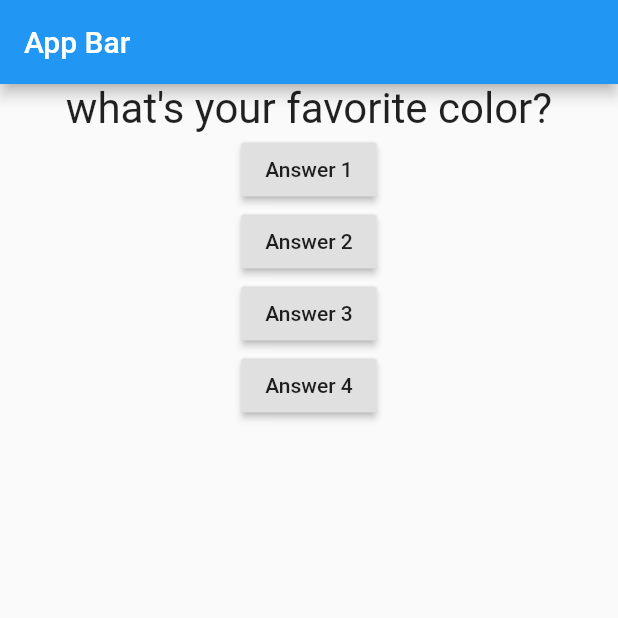
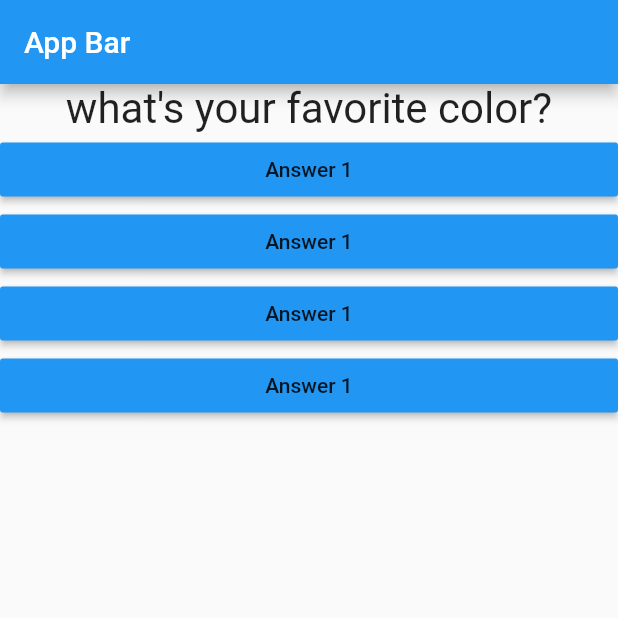
Before and after one commit to Karibayasmin/flutter_learning_progress_from_course, a Flutter app: the screen it shows after launch, on a phone screen of 412 x 824 dp, the top half of it. Run offline on Flutter 3.47's test engine with Material 2 defaults, Android fonts, the phone set to English and light mode, and no system bars.

Commit message:
Till 43 Number Vide

```diff
--- /dev/null
+++ b/lib/answer.dart
@@ -0,0 +1,21 @@
+
+import 'package:flutter/material.dart';
+
+class Answer extends StatelessWidget {
+
+  final Function selectHandler; // Here 'Function' property means that the values stored in this property will be a function or a pointer at a function.
+
+  Answer({this.selectHandler});
+
+  @override
+  Widget build(BuildContext context) {
+    return Container(
+      width: double.infinity,
+      child: RaisedButton(
+        color: Colors.blue,
+        child: Text('Answer 1'),
+        onPressed: selectHandler, // without parenthesis, because we don't want to execute it immediately.
+      ),
+    );
+  }
+}
--- a/lib/main.dart
+++ b/lib/main.dart
@@ -1,5 +1,6 @@
 import 'package:flutter/material.dart';
 import 'package:learn_from_course/question.dart';
+import 'package:learn_from_course/answer.dart';
 
 void main() => runApp(MyApp(),);
 
@@ -43,7 +44,7 @@ class _MyAppState extends State<MyApp>{
             //_questions[_questionIndex],
           ),
 
-          RaisedButton(
+          /*RaisedButton(
             child: Text('Answer 1'),
             onPressed: (answerQuestion), // Here answerQuestion is named function
           ),
@@ -64,7 +65,11 @@ class _MyAppState extends State<MyApp>{
             onPressed: (){
               print('Answer 4 chosen');
             },
-          ),
+          ),*/
+          Answer(selectHandler: answerQuestion,), // The function address we are passing around is also known as a 'callback'. because the receiving widget call it in the future.
+          Answer(selectHandler: answerQuestion,), // A pointer at a function to a widget
+          Answer(selectHandler: answerQuestion,), // 'answerQuestion' function can be forwarded to answer widget, without parentheses, because we don't want to execute this 'answerQuestion' function immediately, when dart reads this.
+          Answer(selectHandler: answerQuestion,),
         ],
       ),
     ),
```
